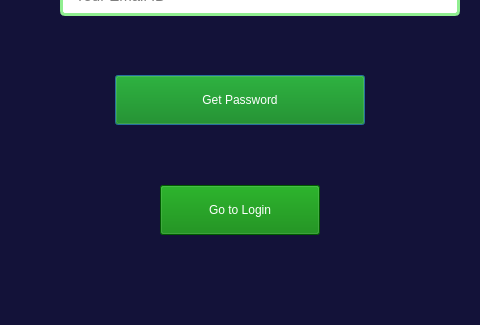
This is ui_files/Forgotpassword.ui in omkar2887/Whack_A_Mole as Qt 5 draws it before an edit; both pictures show x 160 to 640 and y 475 to 800 of the 800 by 800 pixel window. The edited form follows.
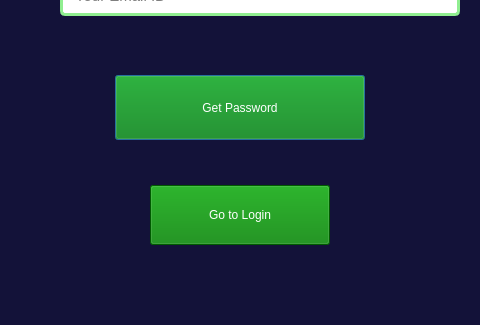
This is the edited form.

Commit message: made changes in forgot password by Abhishek

Diff of the .ui file:
```diff
--- a/ui_files/Forgotpassword.ui
+++ b/ui_files/Forgotpassword.ui
@@ -42,7 +42,7 @@
      <x>275</x>
      <y>550</y>
      <width>250</width>
-     <height>50</height>
+     <height>65</height>
     </rect>
    </property>
    <property name="cursor">
@@ -112,10 +112,10 @@
   <widget class="QPushButton" name="f_gotologin">
    <property name="geometry">
     <rect>
-     <x>320</x>
+     <x>310</x>
      <y>660</y>
-     <width>160</width>
-     <height>50</height>
+     <width>180</width>
+     <height>60</height>
     </rect>
    </property>
    <property name="cursor">
```
